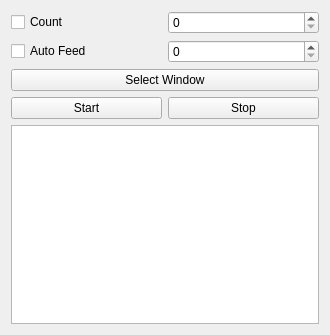
Before: the Qt Designer form ui_arknights_assist.ui in dubyoo/ArknightsAssist, drawn with Qt 5.
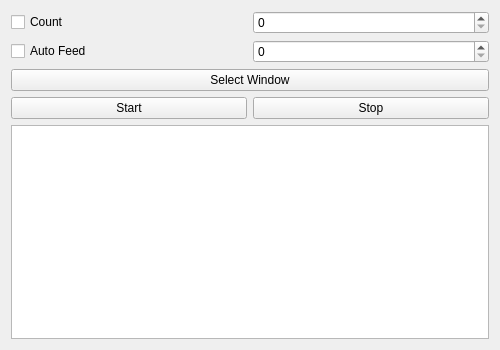
After: the same form once the commit is applied.

Patch:
```diff
--- a/ui_arknights_assist.ui
+++ b/ui_arknights_assist.ui
@@ -6,8 +6,8 @@
    <rect>
     <x>0</x>
     <y>0</y>
-    <width>330</width>
-    <height>335</height>
+    <width>500</width>
+    <height>350</height>
    </rect>
   </property>
   <property name="windowTitle">
```
